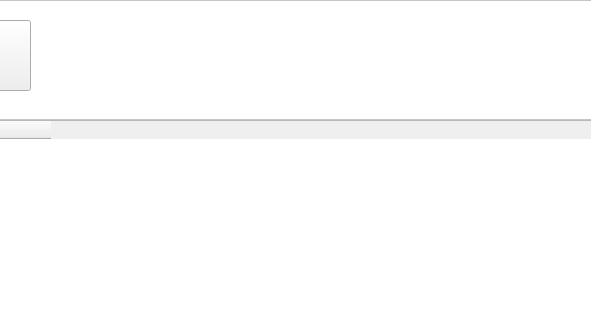
Before: the Qt Designer form SmartCabinet/Widgets/userwidget.ui in birdman1992/SmartCabinet, drawn with Qt 5; both pictures show x 100 to 691 and y 0 to 320 of the 1024 by 600 pixel window.
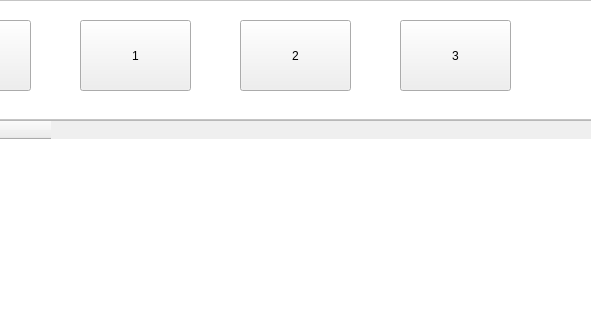
After: the same form once the commit is applied.

The edit to the form file:
```diff
--- a/SmartCabinet/Widgets/userwidget.ui
+++ b/SmartCabinet/Widgets/userwidget.ui
@@ -68,6 +68,45 @@
        <string>完成</string>
       </property>
      </widget>
+     <widget class="QPushButton" name="addUser_2">
+      <property name="geometry">
+       <rect>
+        <x>180</x>
+        <y>20</y>
+        <width>111</width>
+        <height>71</height>
+       </rect>
+      </property>
+      <property name="text">
+       <string>1</string>
+      </property>
+     </widget>
+     <widget class="QPushButton" name="addUser_3">
+      <property name="geometry">
+       <rect>
+        <x>340</x>
+        <y>20</y>
+        <width>111</width>
+        <height>71</height>
+       </rect>
+      </property>
+      <property name="text">
+       <string>2</string>
+      </property>
+     </widget>
+     <widget class="QPushButton" name="addUser_4">
+      <property name="geometry">
+       <rect>
+        <x>500</x>
+        <y>20</y>
+        <width>111</width>
+        <height>71</height>
+       </rect>
+      </property>
+      <property name="text">
+       <string>3</string>
+      </property>
+     </widget>
     </widget>
    </item>
    <item>
```
